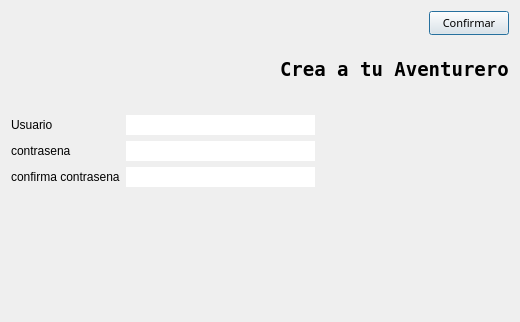
Qt form Implementacion en Qt/registro.ui (SantiagoCaceres/ProyectoFinalAdventure) before a commit.
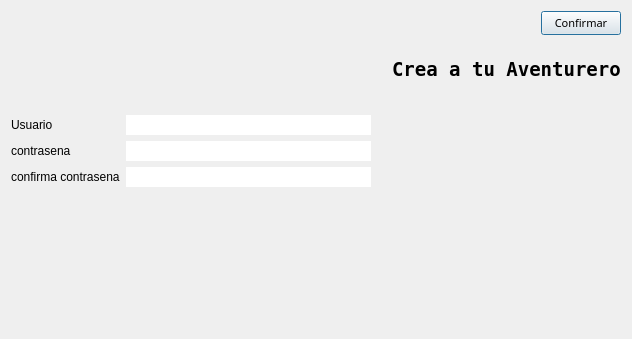
The same form after that commit.

What changed in the file:
```diff
--- a/Implementacion en Qt/registro.ui
+++ b/Implementacion en Qt/registro.ui
@@ -6,8 +6,8 @@
    <rect>
     <x>0</x>
     <y>0</y>
-    <width>520</width>
-    <height>322</height>
+    <width>632</width>
+    <height>339</height>
    </rect>
   </property>
   <property name="windowTitle">
```
